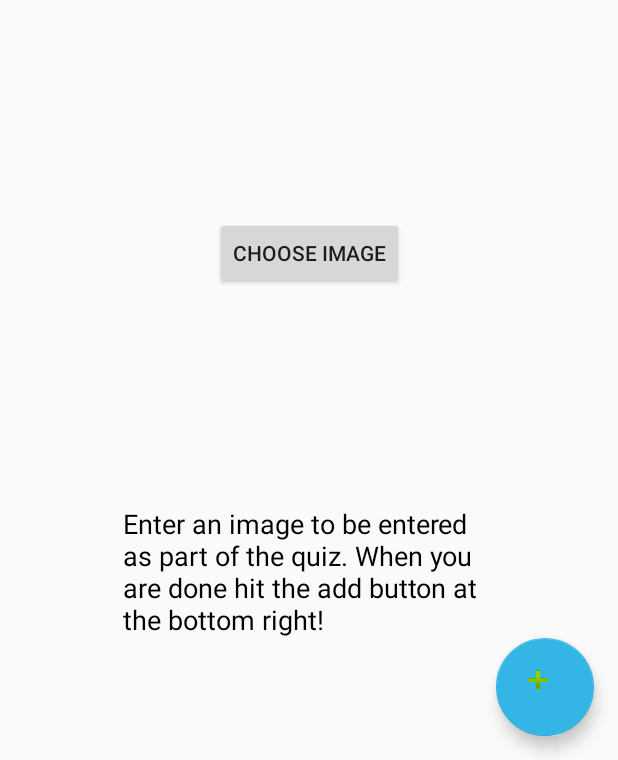
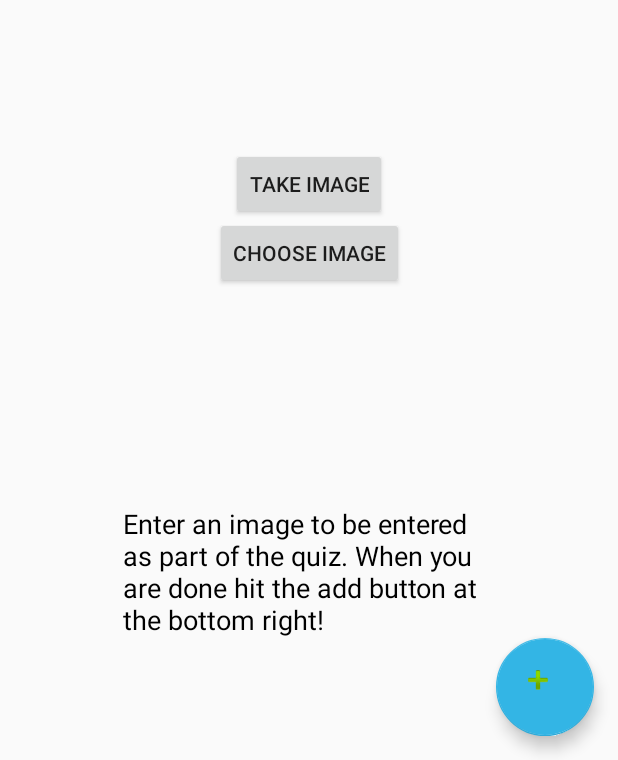
Before and after one commit to AjithK14/Memory_Quiz, an Android app: the Main3Activity screen opened directly, with no data from a screen before it, on a phone screen of 412 x 824 dp, the part 476-1236 px from its top. Run offline under Robolectric (Android 15) with nearby library versions, the phone set to English and light mode, and no system bars.

Commit message:
Added support for taking photos

```diff
--- a/app/src/main/java/com/example/ajithk14/memoryquiz/Main3Activity.java
+++ b/app/src/main/java/com/example/ajithk14/memoryquiz/Main3Activity.java
@@ -7,8 +7,8 @@ import android.graphics.Bitmap;
 import android.graphics.BitmapFactory;
 import android.net.Uri;
 import android.os.Bundle;
-import com.example.ajithk14.memoryquiz.R;
 
+import android.provider.MediaStore;
 import android.support.annotation.NonNull;
 import android.support.design.widget.FloatingActionButton;
 import android.support.design.widget.Snackbar;
@@ -53,6 +53,11 @@ public class Main3Activity extends AppCompatActivity {
         sqlitehelper.queryData("CREATE TABLE IF NOT EXISTS FACE (Id INTEGER PRIMARY KEY AUTOINCREMENT, name VARCHAR, image BLOG)");
 
     }
+    public void onClickTakeImage(View view)
+    {
+        Intent intent = new Intent(MediaStore.ACTION_IMAGE_CAPTURE);
+        startActivityForResult(intent,0);
+    }
     public void onClick(View view)
     {
         ActivityCompat.requestPermissions(Main3Activity.this,
@@ -93,6 +98,11 @@ public class Main3Activity extends AppCompatActivity {
                 e.printStackTrace();
             }
         }
+        else if (requestCode==0)
+        {
+            Bitmap takenImage = (Bitmap)data.getExtras().get("data");
+            imageView.setImageBitmap(takenImage);
+        }
         super.onActivityResult(requestCode, resultCode, data);
     }
 }
--- a/app/src/main/res/layout/content_main3.xml
+++ b/app/src/main/res/layout/content_main3.xml
@@ -49,4 +49,19 @@
         app:layout_constraintStart_toStartOf="parent"
         app:layout_constraintTop_toBottomOf="@+id/imageView" />
 
+    <Button
+        android:id="@+id/button4"
+        android:layout_width="wrap_content"
+        android:layout_height="wrap_content"
+        android:layout_marginBottom="8dp"
+        android:layout_marginEnd="8dp"
+        android:layout_marginStart="8dp"
+        android:layout_marginTop="8dp"
+        android:onClick="onClickTakeImage"
+        android:text="TAKE IMAGE"
+        app:layout_constraintBottom_toBottomOf="parent"
+        app:layout_constraintEnd_toEndOf="parent"
+        app:layout_constraintStart_toStartOf="parent"
+        app:layout_constraintTop_toTopOf="parent" />
+
 </android.support.constraint.ConstraintLayout>
```
